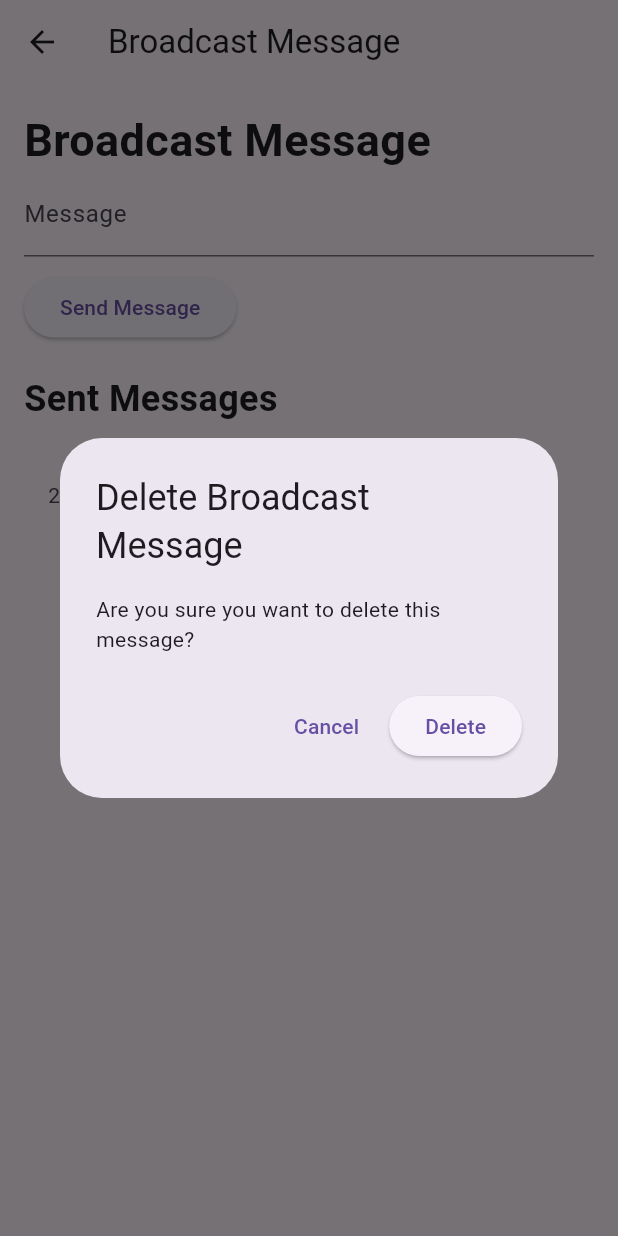
After one commit to 29rrt/Ooriba-s3, a Flutter app: the BroadcastMessagePage screen opened directly, after a tap on "Send Message", after a tap on the "edit" icon, after a tap on the "delete" icon, on a phone screen of 412 x 824 dp. The commit adds this screen. Run offline on Flutter 3.47's test engine with Material 3 defaults, Android fonts, the phone set to English and light mode, and no system bars; our stand-ins replace cloud_firestore, firebase_auth, firebase_core, firebase_messaging, firebase_storage, fluttertoast and 5 more; accounts and stored records are empty.

Commit message:
Broadcast message

```diff
--- /dev/null
+++ b/lib/BroadcastMessagePage.dart
@@ -0,0 +1,234 @@
+import 'package:flutter/material.dart';
+import 'package:cloud_firestore/cloud_firestore.dart';
+import 'package:firebase_messaging/firebase_messaging.dart';
+
+class BroadcastMessagePage extends StatefulWidget {
+  @override
+  _BroadcastMessagePageState createState() => _BroadcastMessagePageState();
+}
+
+class _BroadcastMessagePageState extends State<BroadcastMessagePage> {
+  final TextEditingController _broadcastMessageController = TextEditingController();
+  final FirebaseFirestore _firestore = FirebaseFirestore.instance;
+  final FirebaseMessaging _firebaseMessaging = FirebaseMessaging.instance;
+
+  Future<void> _sendBroadcastMessage() async {
+    String message = _broadcastMessageController.text;
+
+    // Send broadcast message to Firestore
+    await _firestore.collection('BroadcastMessages').add({
+      'message': message,
+      'timestamp': FieldValue.serverTimestamp(),
+    });
+
+    await _firestore.collection('CurrentBroadcast').doc('current').set({
+      'message': message,
+      'timestamp': FieldValue.serverTimestamp(),
+    });
+
+    _broadcastMessageController.clear();
+    ScaffoldMessenger.of(context).showSnackBar(
+      const SnackBar(content: Text('Broadcast message sent')),
+    );
+
+    // Send notification to all users
+    await _sendNotificationToUsers(message);
+  }
+
+  Future<void> _sendNotificationToUsers(String message) async {
+    // Assuming you have a topic "all_users" to which all users are subscribed
+    const String topic = 'all_users';
+
+    final response = await _firestore.collection('FCMTokens').get();
+    List<String> tokens = response.docs.map((doc) => doc.data()['token'] as String).toList();
+
+    await FirebaseMessaging.instance.subscribeToTopic(topic);
+
+    await _firestore.collection('notifications').add({
+      'title': 'Broadcast Message',
+      'body': message,
+      'topic': topic,
+    });
+
+    ScaffoldMessenger.of(context).showSnackBar(
+      const SnackBar(content: Text('Notification sent to users')),
+    );
+  }
+
+  Future<void> _editBroadcastMessage(String id, String newMessage) async {
+    await _firestore.collection('BroadcastMessages').doc(id).update({
+      'message': newMessage,
+      'timestamp': FieldValue.serverTimestamp(),
+    });
+
+    await _firestore.collection('CurrentBroadcast').doc('current').set({
+      'message': newMessage,
+      'timestamp': FieldValue.serverTimestamp(),
+    });
+
+    ScaffoldMessenger.of(context).showSnackBar(
+      const SnackBar(content: Text('Broadcast message updated')),
+    );
+
+    // Send notification about the edited message
+    await _sendNotificationToUsers(newMessage);
+  }
+
+  Future<void> _deleteBroadcastMessage(String id) async {
+    await _firestore.collection('BroadcastMessages').doc(id).delete();
+
+    await _firestore.collection('CurrentBroadcast').doc('current').set({
+      'message': 'A broadcast message has been deleted.',
+      'timestamp': FieldValue.serverTimestamp(),
+    });
+
+    ScaffoldMessenger.of(context).showSnackBar(
+      const SnackBar(content: Text('Broadcast message deleted')),
+    );
+
+    // Send notification about the deleted message
+    await _sendNotificationToUsers('A broadcast message has been deleted.');
+  }
+
+  void _showEditDialog(String id, String currentMessage) {
+    TextEditingController _editController = TextEditingController(text: currentMessage);
+
+    showDialog(
+      context: context,
+      builder: (BuildContext context) {
+        return AlertDialog(
+          title: const Text('Edit Broadcast Message'),
+          content: TextField(
+            controller: _editController,
+            decoration: const InputDecoration(labelText: 'Message'),
+          ),
+          actions: <Widget>[
+            TextButton(
+              child: const Text('Cancel'),
+              onPressed: () {
+                Navigator.of(context).pop();
+              },
+            ),
+            ElevatedButton(
+              child: const Text('Save'),
+              onPressed: () async {
+                await _editBroadcastMessage(id, _editController.text);
+                Navigator.of(context).pop();
+              },
+            ),
+          ],
+        );
+      },
+    );
+  }
+
+  void _showDeleteConfirmationDialog(String id) {
+    showDialog(
+      context: context,
+      builder: (BuildContext context) {
+        return AlertDialog(
+          title: const Text('Delete Broadcast Message'),
+          content: const Text('Are you sure you want to delete this message?'),
+          actions: <Widget>[
+            TextButton(
+              child: const Text('Cancel'),
+              onPressed: () {
+                Navigator.of(context).pop();
+              },
+            ),
+            ElevatedButton(
+              child: const Text('Delete'),
+              onPressed: () async {
+                await _deleteBroadcastMessage(id);
+                Navigator.of(context).pop();
+              },
+            ),
+          ],
+        );
+      },
+    );
+  }
+
+  @override
+  Widget build(BuildContext context) {
+    return Scaffold(
+      appBar: AppBar(
+        title: const Text('Broadcast Message'),
+      ),
+      body: Padding(
+        padding: const EdgeInsets.all(16.0),
+        child: Column(
+          crossAxisAlignment: CrossAxisAlignment.start,
+          children: <Widget>[
+            const Text(
+              'Broadcast Message',
+              style: TextStyle(fontSize: 30, fontWeight: FontWeight.bold),
+            ),
+            TextField(
+              controller: _broadcastMessageController,
+              decoration: const InputDecoration(labelText: 'Message'),
+            ),
+            const SizedBox(height: 10),
+            ElevatedButton(
+              onPressed: () async {
+                await _sendBroadcastMessage();
+              },
+              child: const Text('Send Message'),
+            ),
+            const SizedBox(height: 20),
+            const Text(
+              'Sent Messages',
+              style: TextStyle(fontSize: 24, fontWeight: FontWeight.bold),
+            ),
+            Expanded(
+              child: StreamBuilder<QuerySnapshot>(
+                stream: _firestore.collection('BroadcastMessages').orderBy('timestamp', descending: true).snapshots(),
+                builder: (context, snapshot) {
+                  if (!snapshot.hasData) {
+                    return const Center(child: CircularProgressIndicator());
+                  }
+
+                  final messages = snapshot.data!.docs;
+
+                  return ListView.builder(
+                    itemCount: messages.length,
+                    itemBuilder: (context, index) {
+                      var messageData = messages[index].data() as Map<String, dynamic>;
+                      var timestamp = (messageData['timestamp'] as Timestamp?)?.toDate();
+                      var formattedTime = timestamp != null
+                          ? '${timestamp.toLocal().toString().split(' ')[0]} ${timestamp.toLocal().toString().split(' ')[1].split('.')[0]}'
+                          : 'No timestamp';
+                      var message = messageData['message'];
+
+                      return ListTile(
+                        title: Text(message),
+                        subtitle: Text(formattedTime),
+                        trailing: Row(
+                          mainAxisSize: MainAxisSize.min,
+                          children: <Widget>[
+                            IconButton(
+                              icon: const Icon(Icons.edit),
+                              onPressed: () {
+                                _showEditDialog(messages[index].id, message);
+                              },
+                            ),
+                            IconButton(
+                              icon: const Icon(Icons.delete),
+                              onPressed: () {
+                                _showDeleteConfirmationDialog(messages[index].id);
+                              },
+                            ),
+                          ],
+                        ),
+                      );
+                    },
+                  );
+                },
+              ),
+            ),
+          ],
+        ),
+      ),
+    );
+  }
+}
--- a/lib/admin_dashboard_page.dart
+++ b/lib/admin_dashboard_page.dart
@@ -2,6 +2,7 @@ import 'package:flutter/material.dart';
 import 'package:cloud_firestore/cloud_firestore.dart';
 import 'package:provider/provider.dart';
 import 'package:location/location.dart';
+import 'BroadcastMessagePage.dart';
 import 'admin_employee_details.dart';
 import 'registered_employees_page[1].dart';
 import 'services/auth_service.dart';
@@ -11,6 +12,7 @@ import 'services/registered_service.dart';
 import 'services/company_name_service.dart';
 import 'upcoming_events_page.dart';
 import 'standard_settings_page.dart'; // Import the Standard Settings page
+
 
 class AdminDashboardPage extends StatefulWidget {
   const AdminDashboardPage({Key? key}) : super(key: key);
@@ -107,6 +109,17 @@ class _AdminDashboardPageState extends State<AdminDashboardPage> {
                 Navigator.push(
                   context,
                   MaterialPageRoute(builder: (context) => UpcomingEventsPage()),
+                );
+              },
+            ),
+            ListTile(
+              leading: const Icon(Icons.message),
+              title: const Text('Broadcast Message'),
+              onTap: () {
+                Navigator.pop(context);
+                Navigator.push(
+                  context,
+                  MaterialPageRoute(builder: (context) => BroadcastMessagePage()),
                 );
               },
             ),
```
